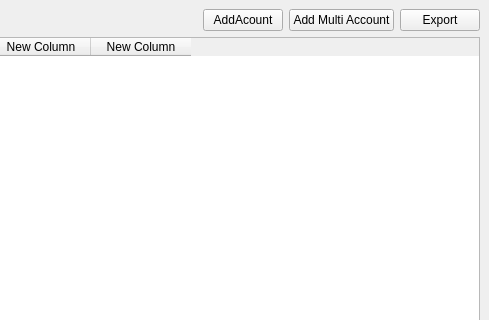
Qt form ui/insta/Manger_insta.ui (kreemkhaled112/GUI) before a commit; both pictures show x 519 to 1008 and y 0 to 320 of the 1008 by 476 pixel window.
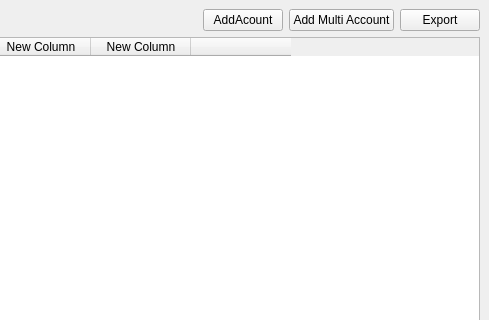
The same form after that commit.

Patch:
```diff
--- a/ui/insta/Manger_insta.ui
+++ b/ui/insta/Manger_insta.ui
@@ -226,6 +226,11 @@
           <string>New Column</string>
          </property>
         </column>
+        <column>
+         <property name="text">
+          <string/>
+         </property>
+        </column>
        </widget>
       </item>
      </layout>
```
Left out of the diff: 2 changed lines with no effect on the pictures.
